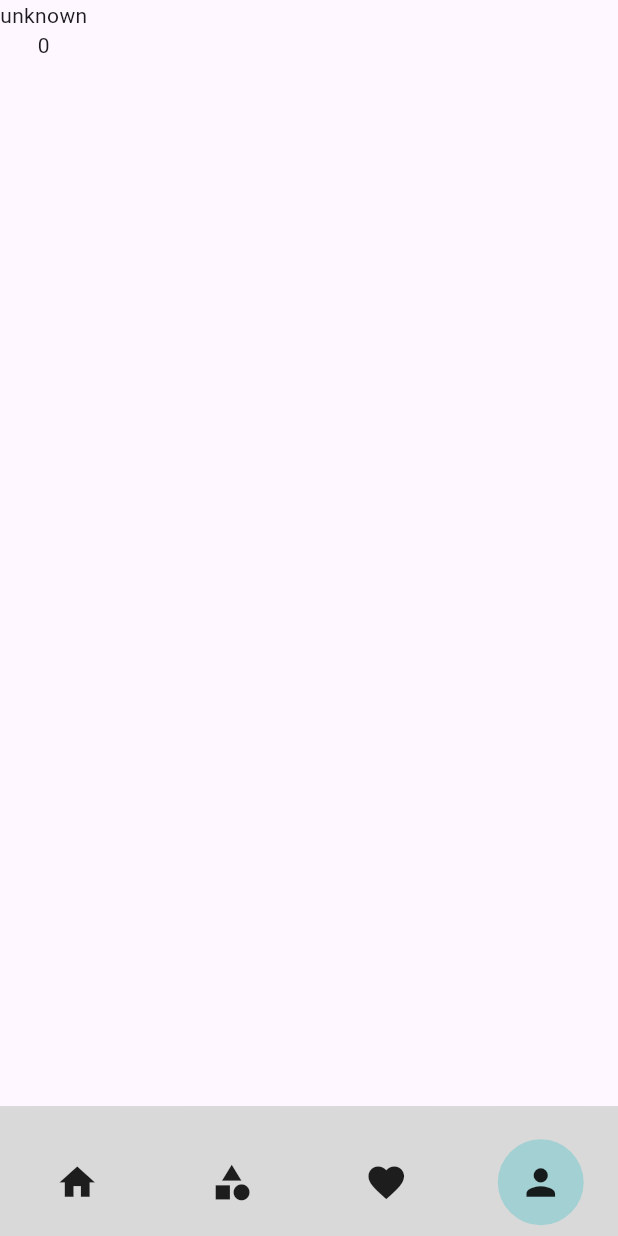
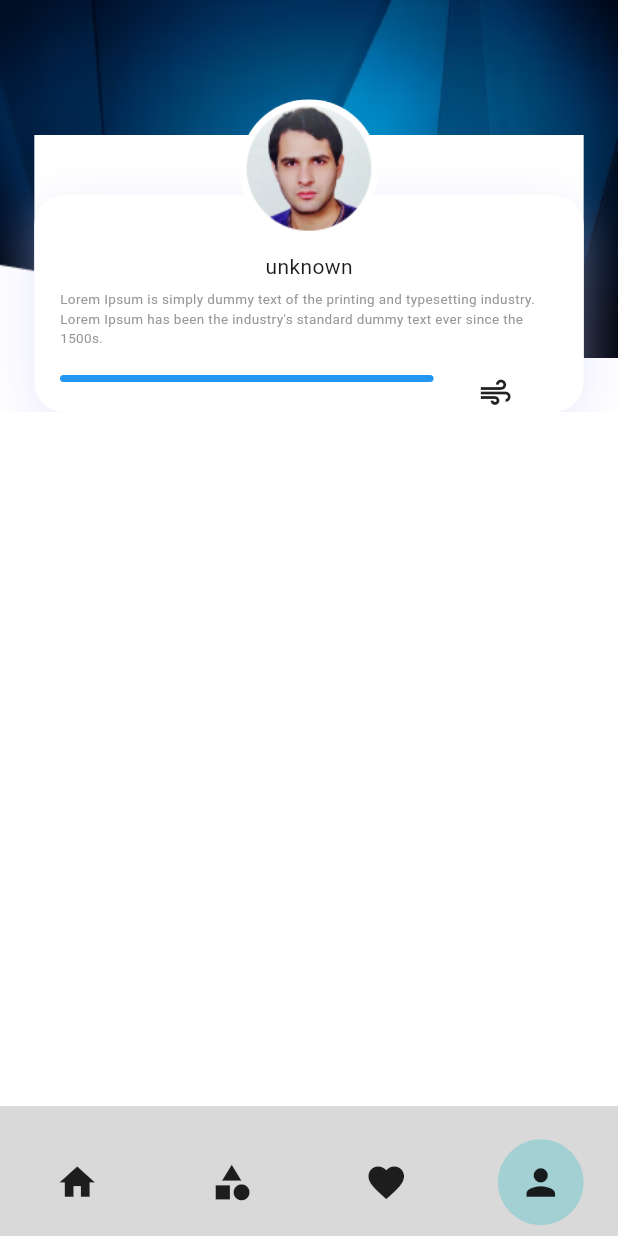
Before and after one commit to ManXliu/food-app, a Flutter app: the screen it shows after launch, item 4 of the bottom bar chosen, on a phone screen of 412 x 824 dp. Run offline on Flutter 3.47's test engine with Material 3 defaults, Android fonts, the phone set to English and light mode, and no system bars; our stand-ins replace dio, envied, flutter_hooks, flutter_native_splash, flutter_riverpod, flutter_screenutil and 6 more; generated files the repository leaves out were written again.

Commit message:
添加我的页面

```diff
--- a/lib/page/common_title.dart
+++ b/lib/page/common_title.dart
@@ -1,23 +1,31 @@
 import 'package:flutter/material.dart';
 
 class CommonTitle extends StatelessWidget {
-  CommonTitle({super.key, this.widget, required this.title});
+  CommonTitle({
+    super.key,
+    this.leftWight,
+    this.rightWight,
+    required this.title,
+  });
 
   final String title;
 
-  Widget? widget;
+  Widget? rightWight;
+
+  Widget? leftWight;
 
   @override
   Widget build(BuildContext context) {
     return Stack(
       children: [
+        ?leftWight,
         Center(
           child: Text(
             title,
             style: TextStyle(fontSize: 30, fontWeight: FontWeight.w800),
           ),
         ),
-        ?widget,
+        ?rightWight,
       ],
     );
   }
--- a/lib/page/favorities.dart
+++ b/lib/page/favorities.dart
@@ -22,7 +22,7 @@ class _FavoritiesState extends State<Favorities> {
           SizedBox(height: 20.h),
           CommonTitle(
             title: 'Favorites',
-            widget: Align(
+            rightWight: Align(
               alignment: AlignmentGeometry.centerRight,
               child: IconButton(
                 onPressed: () {
--- a/lib/page/my_page.dart
+++ b/lib/page/my_page.dart
@@ -1,20 +1,120 @@
 import 'package:first_flutter_project/provider/user_model_provider.dart';
 import 'package:flutter/material.dart';
 import 'package:flutter_riverpod/flutter_riverpod.dart';
+import 'package:flutter_screenutil/flutter_screenutil.dart';
 
 class MyPage extends ConsumerWidget {
   const MyPage({super.key});
 
   @override
   Widget build(BuildContext context, WidgetRef ref) {
-    final userModel = ref.watch(userModelProviderProvider);
+    final userMode = ref.watch(userModelProviderProvider);
     return Scaffold(
+      backgroundColor: Colors.white,
       body: SafeArea(
-        child: Column(
-          children: [
-            Text('${userModel.value?.username}'),
-            Text('${userModel.value?.userId}'),
-          ],
+        child: SizedBox(
+          height: 230.h,
+          child: Stack(
+            children: [
+              Container(
+                height: 200.h,
+                decoration: BoxDecoration(
+                  image: DecorationImage(
+                    image: AssetImage("assets/images/user-background.png"),
+                    fit: BoxFit.cover,
+                  ),
+                ),
+              ),
+              Positioned.fill(
+                top: 90,
+                child: Padding(
+                  padding: EdgeInsetsGeometry.symmetric(horizontal: 20.w),
+                  child: Container(
+                    decoration: BoxDecoration(color: Color(0xFFFFFFFF)),
+                    height: 140.h,
+                  ),
+                ),
+              ),
+              Positioned.fill(
+                top: 130,
+                child: Padding(
+                  padding: EdgeInsetsGeometry.symmetric(horizontal: 20.w),
+                  child: Container(
+                    decoration: BoxDecoration(
+                      color: Color(0xFFFFFFFF),
+                      borderRadius: BorderRadius.all(Radius.circular(20)),
+                      boxShadow: [
+                        BoxShadow(
+                          color: Color(0xFFCCCBF9).withValues(alpha: 0.45),
+                          offset: Offset(0, 10),
+                          blurRadius: 30,
+                        ),
+                      ],
+                    ),
+                    height: 180.h,
+                  ),
+                ),
+              ),
+              Positioned.fill(
+                top: -50,
+                left: 160,
+                right: 160,
+                child: Container(
+                  decoration: BoxDecoration(
+                    color: Colors.white,
+                    shape: BoxShape.circle,
+                  ),
+                  height: 60,
+                  child: Image(image: AssetImage("assets/images/avtor.png")),
+                ),
+              ),
+              Positioned.fill(
+                top: 80,
+                child: Align(
+                  alignment: Alignment.center,
+                  child: Text('${userMode.value?.username}'),
+                ),
+              ),
+              Positioned.fill(
+                top: 150,
+                child: Padding(
+                  padding: EdgeInsetsGeometry.symmetric(horizontal: 40),
+                  child: Align(
+                    alignment: Alignment.center,
+                    child: Text(
+                      maxLines: 3,
+                      overflow: TextOverflow.ellipsis,
+                      style: TextStyle(fontSize: 9, color: Color(0xFF969696)),
+                      "Lorem Ipsum is simply dummy text of the printing and typesetting industry. Lorem Ipsum has been the industry's standard dummy text ever since the 1500s. ",
+                    ),
+                  ),
+                ),
+              ),
+              Positioned.fill(
+                top: 250,
+                bottom: 20,
+                child: Padding(
+                  padding: EdgeInsetsGeometry.symmetric(horizontal: 40),
+                  child: Row(
+                    children: [
+                      Expanded(
+                        flex: 3,
+                        child: TextButton(
+                          style: TextButton.styleFrom(
+                            backgroundColor: Colors.blue, // 背景色
+                            foregroundColor: Colors.white, // 文字和图标颜色
+                          ),
+                          onPressed: () {},
+                          child: Text("Follow"),
+                        ),
+                      ),
+                      Expanded(child: Icon(Icons.air)),
+                    ],
+                  ),
+                ),
+              ),
+            ],
+          ),
         ),
       ),
     );
--- a/lib/page/recipe.dart
+++ b/lib/page/recipe.dart
@@ -1,5 +1,6 @@
 import 'package:flutter/material.dart';
 import 'package:flutter_screenutil/flutter_screenutil.dart';
+import 'package:go_router/go_router.dart';
 
 import 'common_title.dart';
 
@@ -21,12 +22,22 @@
 
   @override
   Widget build(BuildContext context) {
-    return Container(
+    return Scaffold(
+      body: Container(
         padding: EdgeInsetsGeometry.only(left: 20.w, right: 20.w),
         child: Column(
           children: [
             SizedBox(height: 20.h),
-          CommonTitle(title: 'Recipe'),
+            CommonTitle(
+              title: 'Recipe',
+              leftWight: Align(
+                alignment: AlignmentGeometry.centerLeft,
+                child: IconButton(
+                  onPressed: () => context.pop(),
+                  icon: Icon(Icons.arrow_back),
+                ),
+              ),
+            ),
             SizedBox(height: 20.h),
             Expanded(
               child: ListView(
@@ -36,6 +47,7 @@
               ),
             ),
           ],
+        ),
       ),
     );
   }
--- a/lib/page/search/search.dart
+++ b/lib/page/search/search.dart
@@ -52,7 +52,7 @@ class _SearchState extends State<Search> with SingleTickerProviderStateMixin {
         children: [
           SizedBox(height: 20.h),
           CommonTitle(
-            widget: Positioned(
+            rightWight: Positioned(
               right: 0,
               top: 8.h,
               child: GestureDetector(
```
Also changed, not shown: assets/images/avtor.png (added), assets/images/user-background.png (added). Lines whose indentation alone changed are shown as unchanged.
